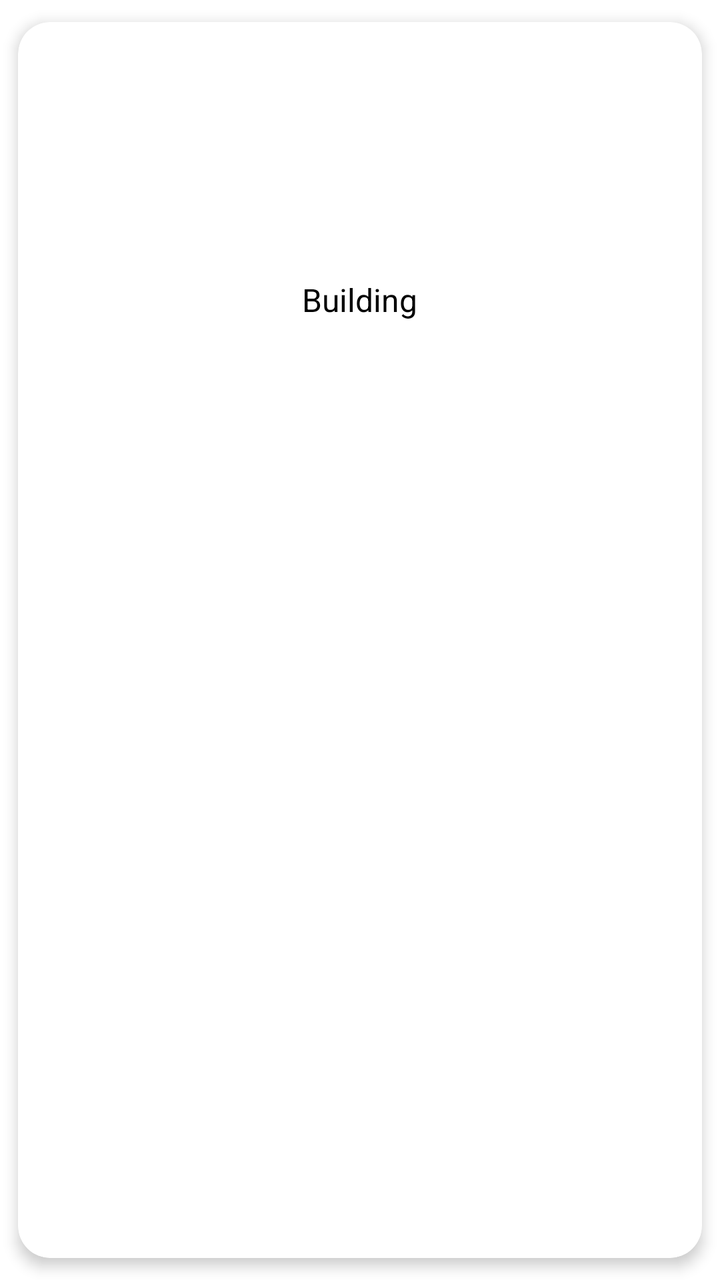
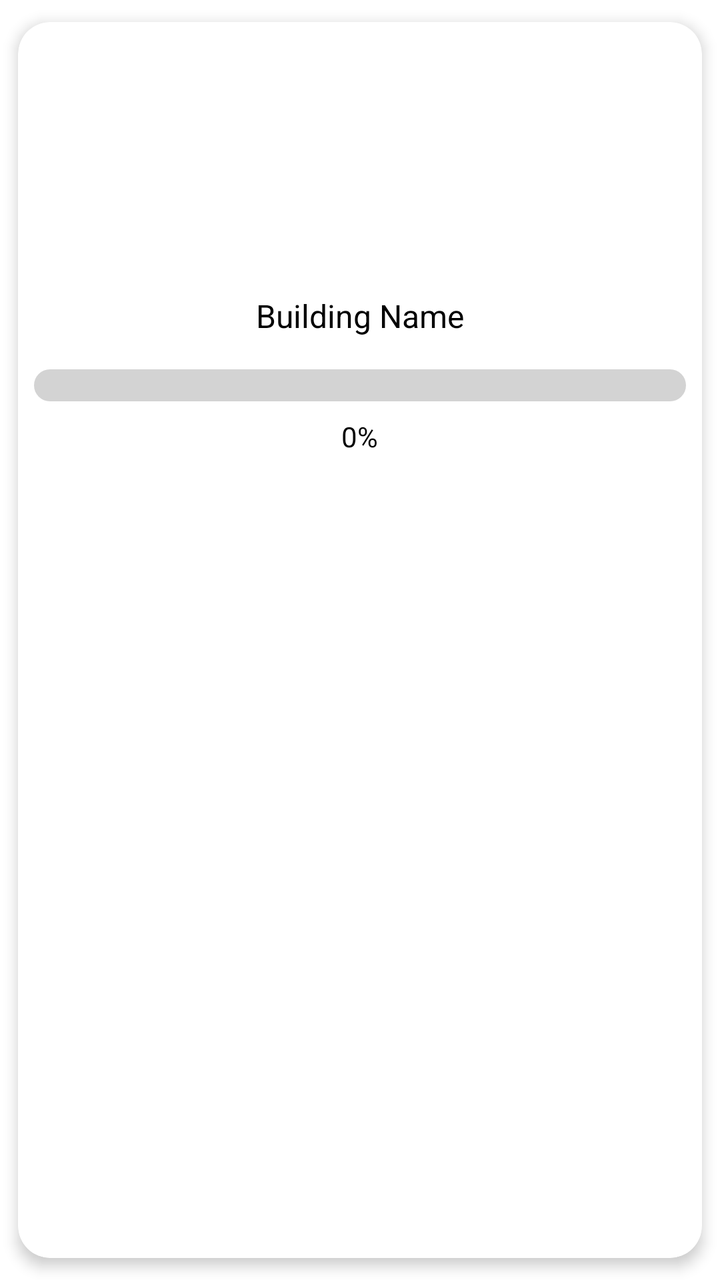

Compare the two renders of this Android layout. The source of the first and the diff that turns it into the second are given below.
<!-- AndroidManifest.xml: application theme Theme.DataCollectorX -->
<!-- res/layout/grid_item_building.xml -->
<?xml version="1.0" encoding="utf-8"?>
<androidx.cardview.widget.CardView xmlns:android="http://schemas.android.com/apk/res/android"
    android:layout_width="match_parent"
    android:layout_height="wrap_content"
    xmlns:app="http://schemas.android.com/apk/res-auto"
    android:layout_margin="8dp"
    app:cardCornerRadius="16dp"
    app:cardElevation="4dp"
    app:cardBackgroundColor="@android:color/white"
    app:cardUseCompatPadding="true">

    
    <LinearLayout
        android:layout_width="match_parent"
        android:layout_height="wrap_content"
        android:orientation="vertical"
        android:gravity="center">

        
        <ImageView
            android:id="@+id/imageViewBuilding"
            android:layout_width="120dp"
            android:layout_height="120dp"
            android:scaleType="centerCrop"
            android:contentDescription="Building Image"
            android:padding="2dp" />

        
        <TextView
            android:id="@+id/textViewBuildingLabel"
            android:layout_width="wrap_content"
            android:layout_height="wrap_content"
            android:text="Building"
            android:textSize="16sp"
            android:textColor="@android:color/black"
            android:gravity="center"
            android:layout_marginTop="8dp" />
    </LinearLayout>

</androidx.cardview.widget.CardView>
<!-- resources referenced by this layout -->
<resources>
  <style name="Theme.DataCollectorX" parent="Theme.MaterialComponents.Light.NoActionBar">
          
          <item name="colorPrimary">@color/black</item>
          <item name="colorPrimaryVariant">@color/black</item>
          <item name="colorOnPrimary">@color/white</item>
          
          <item name="colorSecondary">@color/black</item>
          <item name="colorSecondaryVariant">@color/black</item>
          <item name="colorOnSecondary">@color/white</item>
          
          <item name="android:colorBackground">@color/white</item>
          <item name="android:textColor">@color/black</item>
  
          
          <item name="buttonStyle">@style/CustomButtonStyle</item>
      </style>
  <color name="black">#FF000000</color>
  <color name="white">#FFFFFFFF</color>
  <style name="CustomButtonStyle" parent="Widget.MaterialComponents.Button.OutlinedButton">
          <item name="android:background">@drawable/button_rounded_border</item>
          <item name="android:textColor">@android:color/black</item>
      </style>
  <!-- drawable button_rounded_border (drawable) -->
  <?xml version="1.0" encoding="utf-8"?>
  <shape xmlns:android="http://schemas.android.com/apk/res/android">
      <solid android:color="@android:color/transparent" />
  
      <corners android:radius="12dp" />
  
      <stroke
          android:width="2dp"
          android:color="@android:color/black" />
  </shape>
</resources>

<!-- the commit's change to res/layout/grid_item_building.xml (unified diff, before → after) -->
@@ -9,32 +9,47 @@
     app:cardBackgroundColor="@android:color/white"
     app:cardUseCompatPadding="true">
 
-    
     <LinearLayout
         android:layout_width="match_parent"
         android:layout_height="wrap_content"
         android:orientation="vertical"
-        android:gravity="center">
+        android:padding="8dp">
 
         
         <ImageView
-            android:id="@+id/imageViewBuilding"
-            android:layout_width="120dp"
+            android:id="@+id/buildingImage"
+            android:layout_width="match_parent"
             android:layout_height="120dp"
-            android:scaleType="centerCrop"
-            android:contentDescription="Building Image"
-            android:padding="2dp" />
+            android:scaleType="centerCrop" />
+
+        <TextView
+            android:id="@+id/buildingLabel"
+            android:layout_width="wrap_content"
+            android:layout_height="wrap_content"
+            android:text="Building Name"
+            android:textSize="16sp"
+            android:layout_gravity="center_horizontal"
+            android:padding="8dp" />
 
         
+        <ProgressBar
+            android:id="@+id/buildingProgressBar"
+            android:layout_width="match_parent"
+            android:layout_height="wrap_content"
+            android:max="100"
+            style="?android:attr/progressBarStyleHorizontal"
+            android:progressDrawable="@drawable/progress_bar_custom"
+            android:layout_marginTop="8dp"/>
+
         <TextView
-            android:id="@+id/textViewBuildingLabel"
+            android:id="@+id/buildingPercentage"
             android:layout_width="wrap_content"
             android:layout_height="wrap_content"
-            android:text="Building"
-            android:textSize="16sp"
-            android:textColor="@android:color/black"
-            android:gravity="center"
-            android:layout_marginTop="8dp" />
+            android:layout_gravity="center_horizontal"
+            android:text="0%"
+            android:padding="8dp" />
+
     </LinearLayout>
 
+
 </androidx.cardview.widget.CardView>
<!-- resource entries referenced after the edit -->
@@ -1,5 +1,25 @@
 <!-- resources referenced by this layout -->
 <resources>
+  <!-- drawable progress_bar_custom (drawable) -->
+  <layer-list xmlns:android="http://schemas.android.com/apk/res/android">
+      
+      <item android:id="@android:id/background">
+          <shape>
+              <corners android:radius="8dp"/>
+              <solid android:color="#D3D3D3"/> 
+          </shape>
+      </item>
+  
+      
+      <item android:id="@android:id/progress">
+          <clip>
+              <shape>
+                  <corners android:radius="8dp"/>
+                  <solid android:color="#4CAF50"/> 
+              </shape>
+          </clip>
+      </item>
+  </layer-list>
   <style name="Theme.DataCollectorX" parent="Theme.MaterialComponents.Light.NoActionBar">
           
           <item name="colorPrimary">@color/black</item>
